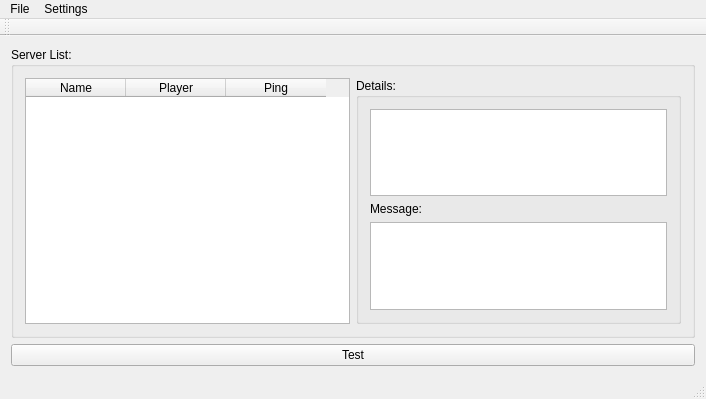
Before: the Qt Designer form src/Launcher/frmMain.ui in ErrorFlexXx/OpenGMP, drawn with Qt 5.
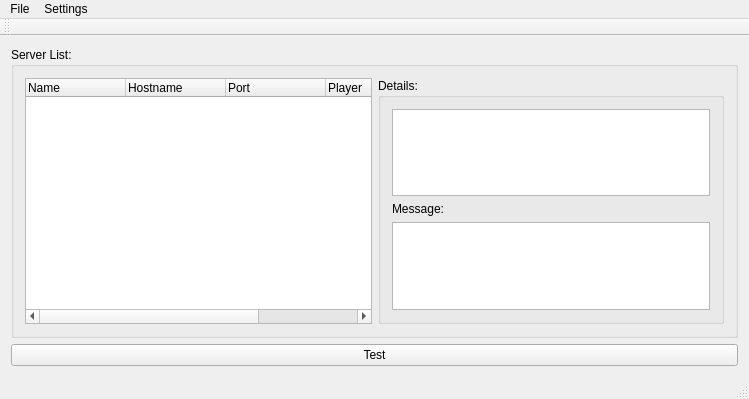
After: the same form once the commit is applied.

Commit message: Server list fetch from github repo serverlist. Threaded info query from launcher to webStatusUpdate server systems.

```diff
--- a/src/Launcher/frmMain.ui
+++ b/src/Launcher/frmMain.ui
@@ -6,7 +6,7 @@
    <rect>
     <x>0</x>
     <y>0</y>
-    <width>706</width>
+    <width>749</width>
     <height>399</height>
    </rect>
   </property>
@@ -22,12 +22,22 @@
       </property>
       <layout class="QHBoxLayout" name="horizontalLayout">
        <item>
-        <widget class="QTableWidget" name="tableWidget">
+        <widget class="QTreeWidget" name="treeServerList">
          <column>
           <property name="text">
            <string>Name</string>
           </property>
          </column>
+         <column>
+          <property name="text">
+           <string>Hostname</string>
+          </property>
+         </column>
+         <column>
+          <property name="text">
+           <string>Port</string>
+          </property>
+         </column>
          <column>
           <property name="text">
            <string>Player</string>
@@ -83,8 +93,8 @@
     <rect>
      <x>0</x>
      <y>0</y>
-     <width>706</width>
-     <height>21</height>
+     <width>749</width>
+     <height>22</height>
     </rect>
    </property>
    <widget class="QMenu" name="menuSettings">
```
The commit also changes 13 other files.
